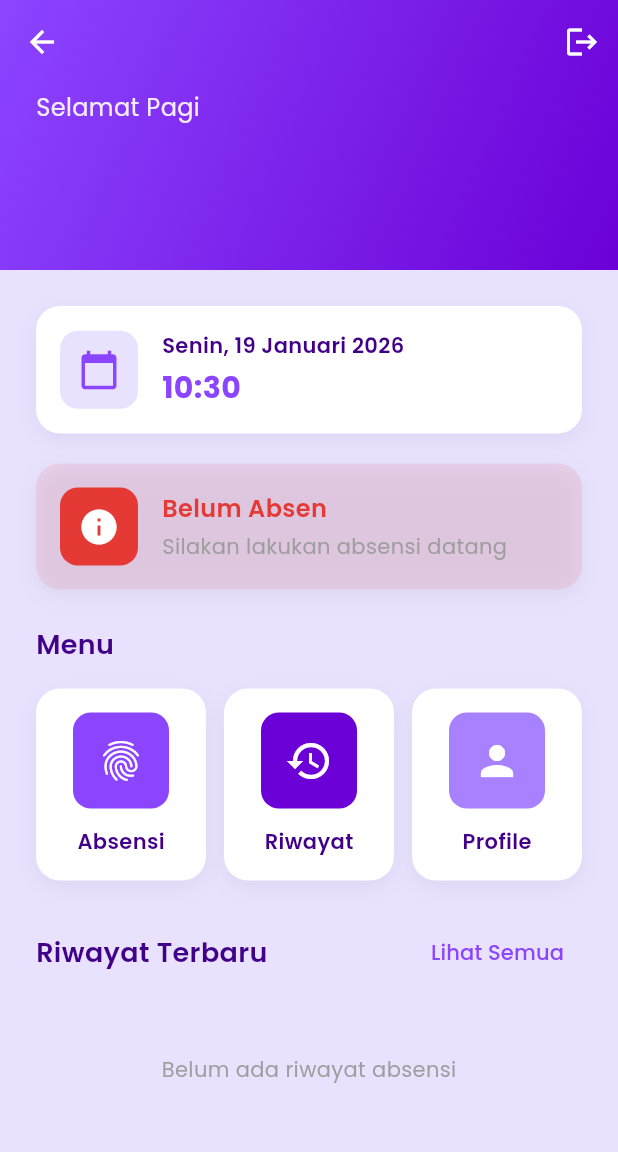
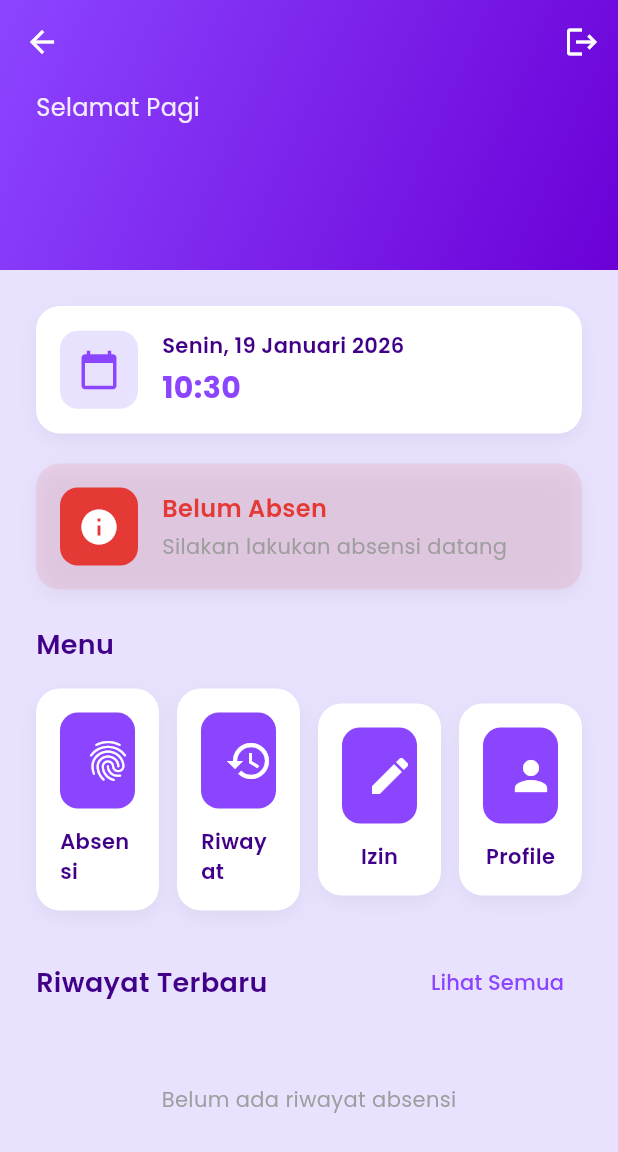
Before and after one commit to Stn77/absensi-app2, a Flutter app: the HomeScreen screen opened by its route, on a phone screen of 412 x 824 dp. Shown: the top 1152 px of the screen. Run offline on Flutter 3.47's test engine with Material 3 defaults, Android fonts, the phone set to English and light mode, and no system bars; our stand-ins replace flutter_secure_storage, geolocator, google_fonts, permission_handler, shared_preferences; accounts and stored records are empty; network calls fail.

Commit message:
feat izin feature

```diff
--- a/lib/config/api_config.dart
+++ b/lib/config/api_config.dart
@@ -1,6 +1,6 @@
 class ApiConfig {
   // Base URL Laravel API
-  static const String baseUrl = 'http://192.168.9.100:8077/api';
+  static const String baseUrl = 'http://127.0.0.1:8001/api';
 
   // test endpoint
   static const String testEndpoint = '/test-connect';
--- a/lib/config/app_router.dart
+++ b/lib/config/app_router.dart
@@ -1,3 +1,4 @@
+import 'package:absensi_app/screens/izin/pengajuan_izin.dart';
 import 'package:flutter/material.dart';
 import '../screens/splash_screen.dart';
 import '../screens/auth/login_screen.dart';
@@ -44,6 +45,12 @@ class AppRouter {
       case Routes.profile:
         return _buildRoute(
           const ProfileScreen(),
+          settings: settings,
+        );
+
+      case Routes.izin:
+        return _buildRoute(
+          const PengajuanIzin(),
           settings: settings,
         );
 
--- a/lib/screens/home/home_screen.dart
+++ b/lib/screens/home/home_screen.dart
@@ -319,8 +319,17 @@ class _HomeScreenState extends State<HomeScreen> {
           child: _buildActionCard(
             icon: Icons.history,
             title: 'Riwayat',
-            color: AppTheme.purpleDark,
+            color: AppTheme.purple,
             onTap: () => AppRouter.navigate(context, Routes.history),
+          ),
+        ),
+        const SizedBox(width: 12),
+        Expanded(
+          child: _buildActionCard(
+            icon: Icons.create,
+            title: 'Izin',
+            color: AppTheme.purple,
+            onTap: () => AppRouter.navigate(context, Routes.izin),
           ),
         ),
         const SizedBox(width: 12),
@@ -328,7 +337,7 @@ class _HomeScreenState extends State<HomeScreen> {
           child: _buildActionCard(
             icon: Icons.person,
             title: 'Profile',
-            color: AppTheme.lavenderMedium,
+            color: AppTheme.purple,
             onTap: () => AppRouter.navigate(context, Routes.profile),
           ),
         ),
--- a/lib/utils/constants.dart
+++ b/lib/utils/constants.dart
@@ -65,5 +65,6 @@ class Routes {
   static const String absensi = '/absensi';
   static const String history = '/history';
   static const String profile = '/profile';
+  static const String izin = '/izin';
   static const String testConnection = '/test-connection';
 }
```
Also changed, not shown: lib/screens/auth/login_screen.dart (+20 -16 lines), lib/screens/izin/pengajuan_izin.dart (added, +151 -0 lines), lib/screens/profile/profile_screen.dart (+4 -4 lines).
